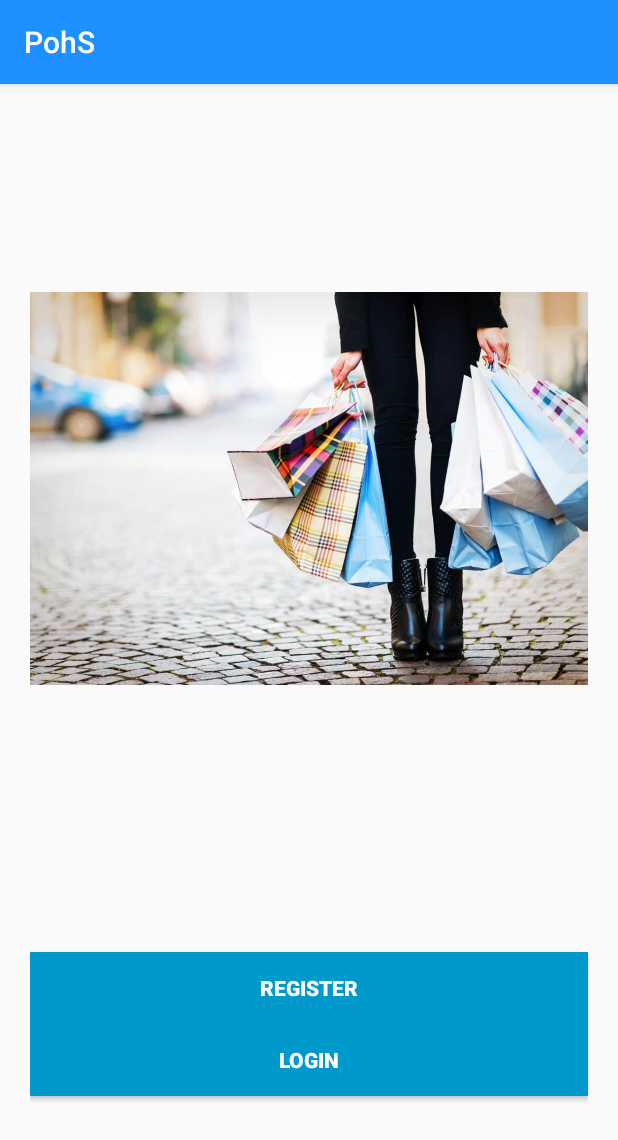
After one commit to naseefnizam/Pohs, an Android app: the FirstPage screen opened directly, with no data from a screen before it, on a phone screen of 412 x 824 dp. The commit adds this screen. Shown: the top 1140 px of the screen. Run offline under Robolectric (Android 15) with nearby library versions, the phone set to English and light mode, and no system bars; Roboto replaces fonts that are not available here.

Commit message:
with First Page

```diff
--- a/app/src/main/AndroidManifest.xml
+++ b/app/src/main/AndroidManifest.xml
@@ -18,6 +18,7 @@
         <activity android:name=".DashBoard.Upload" />
         <activity android:name=".DashBoard.ShopDashBoard" />
         <activity android:name=".DashBoard.CustomerDashBoard" />
+        <activity android:name=".Login_register_profile.FirstPage"/>
         <activity
             android:name=".DashBoard.MainActivity"
             android:theme="@style/Theme.AppCompat.NoActionBar">
--- a/app/src/main/java/com/example/pohs/DashBoard/MainActivity.java
+++ b/app/src/main/java/com/example/pohs/DashBoard/MainActivity.java
@@ -6,6 +6,7 @@ import android.os.Bundle;
 import android.view.View;
 import android.widget.Button;
 
+import com.example.pohs.Login_register_profile.FirstPage;
 import com.example.pohs.R;
 
 public class MainActivity extends AppCompatActivity {
@@ -23,7 +24,7 @@ public class MainActivity extends AppCompatActivity {
         mgetstartBtn.setOnClickListener(new View.OnClickListener() {
             @Override
             public void onClick(View v) {
-             Intent intent = new Intent(MainActivity.this, CustomerDashBoard.class);
+             Intent intent = new Intent(MainActivity.this, FirstPage.class);
                 startActivity(intent);
             }
         });
--- /dev/null
+++ b/app/src/main/java/com/example/pohs/Login_register_profile/FirstPage.java
@@ -0,0 +1,35 @@
+package com.example.pohs.Login_register_profile;
+
+import android.os.Bundle;
+import android.support.v7.app.AppCompatActivity;
+import android.widget.Button;
+
+import com.example.pohs.R;
+
+public class FirstPage extends AppCompatActivity {
+
+    Button mRegisterBtn, mLoginBtn;
+
+    @Override
+    protected void onCreate(Bundle savedInstanceState) {
+        super.onCreate(savedInstanceState);
+        setContentView(R.layout.activity_first_page);
+
+        mRegisterBtn = findViewById(R.id.register_btn);
+        mLoginBtn = findViewById(R.id.login_btn);
+
+     /*   mRegisterBtn.setOnClickListener(new View.OnClickListener() {
+            @Override
+            public void onClick(View view) {
+                 startActivity(new Intent(FirstPage.this, Register.class));
+            }
+        });
+
+        mLoginBtn.setOnClickListener(new View.OnClickListener() {
+            @Override
+            public void onClick(View view) {
+                startActivity(new Intent(FirstPage.this, LoginActivity.class));
+            }
+        });*/
+    }
+}
--- /dev/null
+++ b/app/src/main/res/layout/activity_first_page.xml
@@ -0,0 +1,38 @@
+<?xml version="1.0" encoding="utf-8"?>
+<RelativeLayout xmlns:android="http://schemas.android.com/apk/res/android"
+    xmlns:app="http://schemas.android.com/apk/res-auto"
+    xmlns:tools="http://schemas.android.com/tools"
+    android:layout_width="match_parent"
+    android:layout_height="match_parent"
+    android:padding="20dp"
+    tools:context=".SignIn">
+
+    <Button
+        android:id="@+id/register_btn"
+        style="@style/Base.Widget.AppCompat.Button.Colored"
+        android:layout_width="match_parent"
+        android:layout_height="wrap_content"
+        android:layout_above="@+id/login_btn"
+        android:layout_marginBottom="0dp"
+        android:background="@android:color/holo_blue_dark"
+        android:text="Register"
+        android:textStyle="bold" />
+
+    <Button
+        android:id="@+id/login_btn"
+        style="@style/Base.Widget.AppCompat.Button.Colored"
+        android:layout_width="match_parent"
+        android:layout_height="wrap_content"
+        android:layout_alignParentBottom="true"
+        android:layout_marginBottom="73dp"
+        android:background="@android:color/holo_blue_dark"
+        android:text="Login"
+        android:textStyle="bold" />
+
+    <ImageView
+        android:id="@+id/imageView"
+        android:layout_width="wrap_content"
+        android:layout_height="499dp"
+        android:src="@drawable/android2" />
+
+</RelativeLayout>
```
Also changed, not shown: app/src/main/res/drawable/android1.jpg (added), app/src/main/res/drawable/android2.png (added), app/src/main/res/drawable/android3.png (added), app/src/main/res/drawable/bgimg.png (added), 1 other file.
